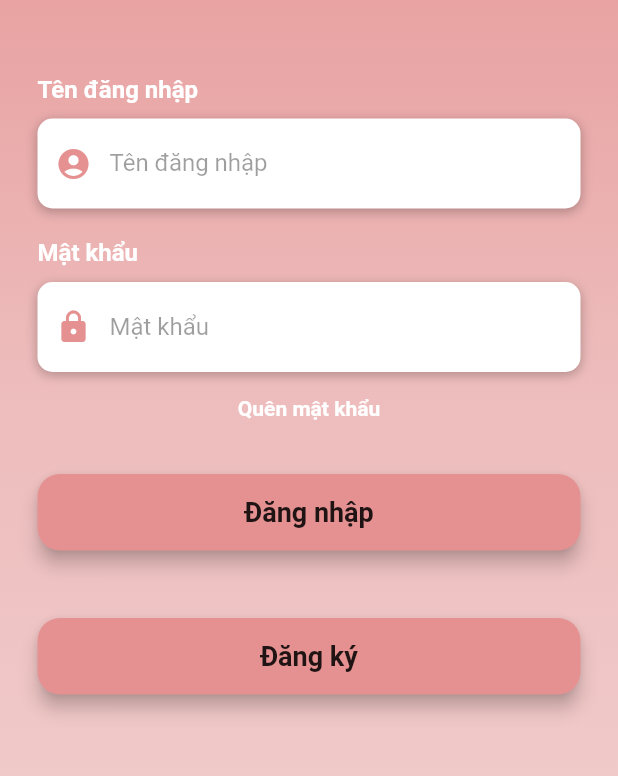
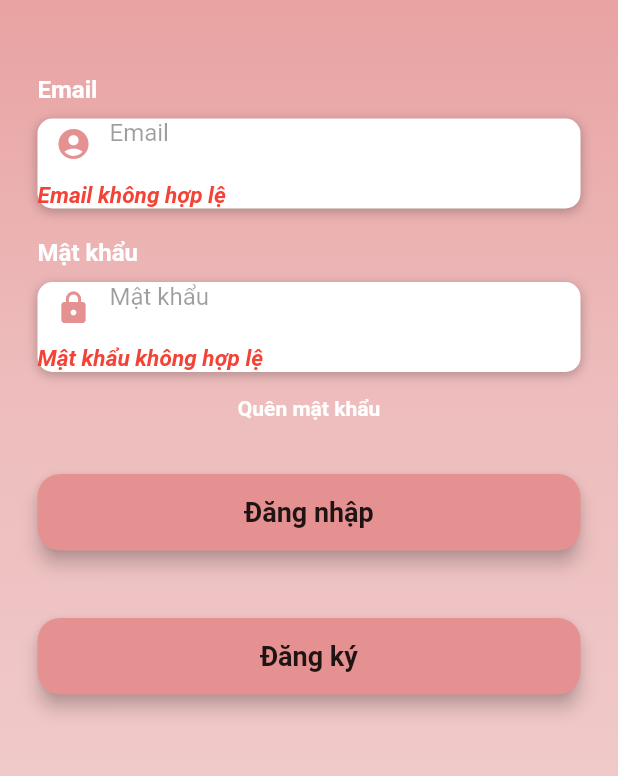
Before and after one commit to TuyetNhu17/demo_third, a Flutter app: the screen it shows after launch, after a tap on "Đăng nhập", on a phone screen of 412 x 824 dp, the part 255-1031 px from its top. Run offline on Flutter 3.47's test engine with Material 2 defaults, Android fonts, the phone set to English and light mode, and no system bars; our stand-ins replace cached_network_image, image_picker; network calls fail.

```diff
--- a/lib/loginScreen.dart
+++ b/lib/loginScreen.dart
@@ -18,20 +18,25 @@ class LoginScreen extends StatefulWidget{
 class _LoginScreenState extends State<LoginScreen>{
 
   bool _isLoading= false;
-  TextEditingController userController = new TextEditingController();
+  TextEditingController emailController = new TextEditingController();
   TextEditingController passController = new TextEditingController();
+   var _emailInvalid = false;
+   var _emailErr = "Email không hợp lệ";
+
+   var _passInvalid = false;
+   var _passErr = "Mật khẩu không hợp lệ";
 
   Future Login() async
   {
     Map<String ,String > data ={
-      '_ten_dang_nhap' : userController.text,
+      '_email' : emailController.text,
       '_mat_khau'  : passController.text,
 
     };
     List<Account> res = await login(data);
     if( res.length !=0)
     {
-      Navigator.pushNamed(context, '/second');
+      Navigator.push(context, MaterialPageRoute(builder: (context)=>Home(account: res)));
 
     }
     else
@@ -45,7 +50,7 @@ class _LoginScreenState extends State<LoginScreen>{
       crossAxisAlignment: CrossAxisAlignment.start,
       children: <Widget>[
         Text(
-          'Tên đăng nhập',
+          'Email',
           style: TextStyle(
             color: Colors.white,
             fontSize: 16,
@@ -68,7 +73,7 @@ class _LoginScreenState extends State<LoginScreen>{
           ),
           height: 60,
           child: TextField(
-            controller: userController,
+            controller: emailController,
             style: TextStyle(
               color: Colors.black87,
             ),
@@ -79,9 +84,16 @@ class _LoginScreenState extends State<LoginScreen>{
                 Icons.account_circle,
                 color: Color(0xffe59191),
               ),
-              hintText: 'Tên đăng nhập',
+              hintText: 'Email',
               hintStyle: TextStyle(
                 color: Colors.black38,
+              ),
+              errorText: _emailInvalid ? _emailErr : null,
+              errorStyle: TextStyle(
+                color: Colors.red,
+                fontWeight: FontWeight.bold,
+                fontSize: 15,
+                fontStyle: FontStyle.italic,
               ),
             ),
           ),
@@ -131,6 +143,13 @@ class _LoginScreenState extends State<LoginScreen>{
                 color: Color(0xffe59191),
               ),
               hintText: 'Mật khẩu',
+              errorText: _passInvalid ? _passErr : null,
+              errorStyle: TextStyle(
+                color: Colors.red,
+                fontWeight: FontWeight.bold,
+                fontSize: 15,
+                fontStyle: FontStyle.italic,
+              ),
               hintStyle: TextStyle(
                 color: Colors.black38,
               ),
@@ -165,6 +184,7 @@ class _LoginScreenState extends State<LoginScreen>{
       child: RaisedButton(
         elevation: 5,
         onPressed: () {
+          Check();
           Login();
         },
         padding: EdgeInsets.all(15),
@@ -269,4 +289,26 @@ class _LoginScreenState extends State<LoginScreen>{
       ),
     );
   }
+
+  void Check(){
+    setState(() {
+    if(emailController.text.length < 8 )
+    {
+      _emailInvalid = true;
+    }
+    else
+    {
+      _emailInvalid = false;
+    }
+
+    if(passController.text.length < 5 )
+    {
+      _passInvalid = true;
+    }
+    else
+    {
+      _passInvalid = false;
+    }
+  });
+  }
 }
--- a/lib/main.dart
+++ b/lib/main.dart
@@ -20,6 +20,7 @@ import 'package:giaodien/loginScreen.dart';
 import 'package:giaodien/method_pay.dart';
 import 'package:giaodien/pay.dart';
 import 'package:giaodien/shopping_address.dart';
+import 'package:giaodien/setting_account.dart';
 
 void main() {
  runApp(MultiProvider(providers:[
@@ -38,8 +39,8 @@ class MyApp extends StatelessWidget {
       initialRoute: '/',
       routes: {
         '/': (context) => const ScreenLoad(),
-        '/second': (context) => const Home(),
-        '/myhome': (context) => const MyHome(),
+        '/second': (context) => const Home(account: [],),
+        '/myhome': (context) => const MyHome(account: [],),
         '/setting': (context) => const PageSetting(),
         '/profile': (context) => const PageProFile(),
         '/signup': (context) => const SignupSreen(),
@@ -56,6 +57,7 @@ class MyApp extends StatelessWidget {
         '/shopping_address': (context) => ShoppingAddressScreen(),
         '/findproduct':(context)=> CustomSearch(),
         '/search': (context) => SearchProduct(),
+        'thietlap': (context) => ThietLapTK(account: [],),
       },
       debugShowCheckedModeBanner: false,
     );
--- a/lib/routes/models/catagory.dart
+++ b/lib/routes/models/catagory.dart
@@ -1,21 +1,17 @@
 class Categori{
   final int id;
   final String ten_loai;
-  final String hinh_anh;
   Categori({
     required this.id,
     required this.ten_loai,
-    required this.hinh_anh,
 
   });
   Categori.fromJson(Map<String, dynamic> json)
       : id = json['id'],
-        ten_loai = json['ten_loai'],
-        hinh_anh = json['hinh_anh'];
+        ten_loai = json['ten_loai'];
 
   Map<String, dynamic> toJson() => {
         'id': id,
         'ten_loai': ten_loai,
-        'hinh_anh': hinh_anh,
       };
 }
--- a/lib/routes/product/category.dart
+++ b/lib/routes/product/category.dart
@@ -23,6 +23,7 @@ class drawerWidget extends StatelessWidget {
   Widget loaisanpham(AsyncSnapshot abc, BuildContext context) {
     return Wrap(
         children: List.generate(abc.data.length, (index) {
+          print(abc.data.length);
       return ListTile(
         onTap: () {
          Navigator.push(context, MaterialPageRoute(builder: (_)=>ProductScreen(id:abc.data[index].id) ));
--- a/lib/routes/search/search.dart
+++ b/lib/routes/search/search.dart
@@ -53,6 +53,7 @@ class _SearchProduct extends State<SearchProduct> {
         appBar: AppBar(
           title: Text("Search"),
           centerTitle: true,
+          backgroundColor: Color(0xffe59191),
         ),
         body: Column(
           children: <Widget>[
```
Also changed, not shown: lib/routes/account/myhome.dart (+7 -4 lines), lib/routes/home/home.dart (+14 -17 lines), lib/setting_account.dart (+192 -0 lines).
